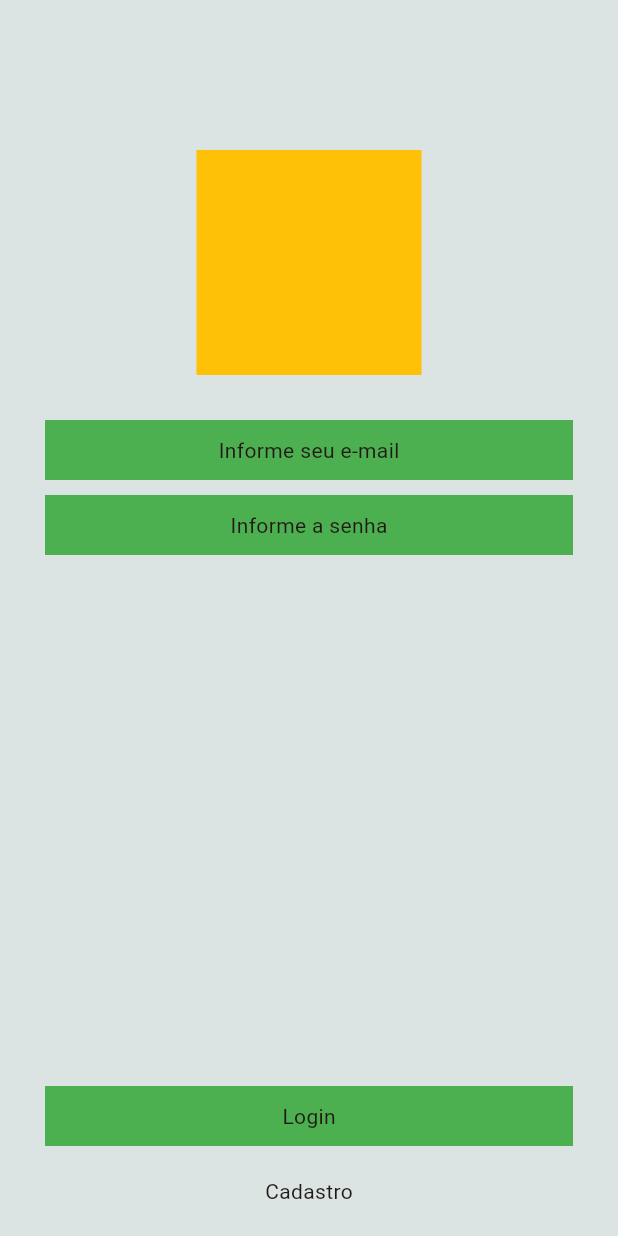
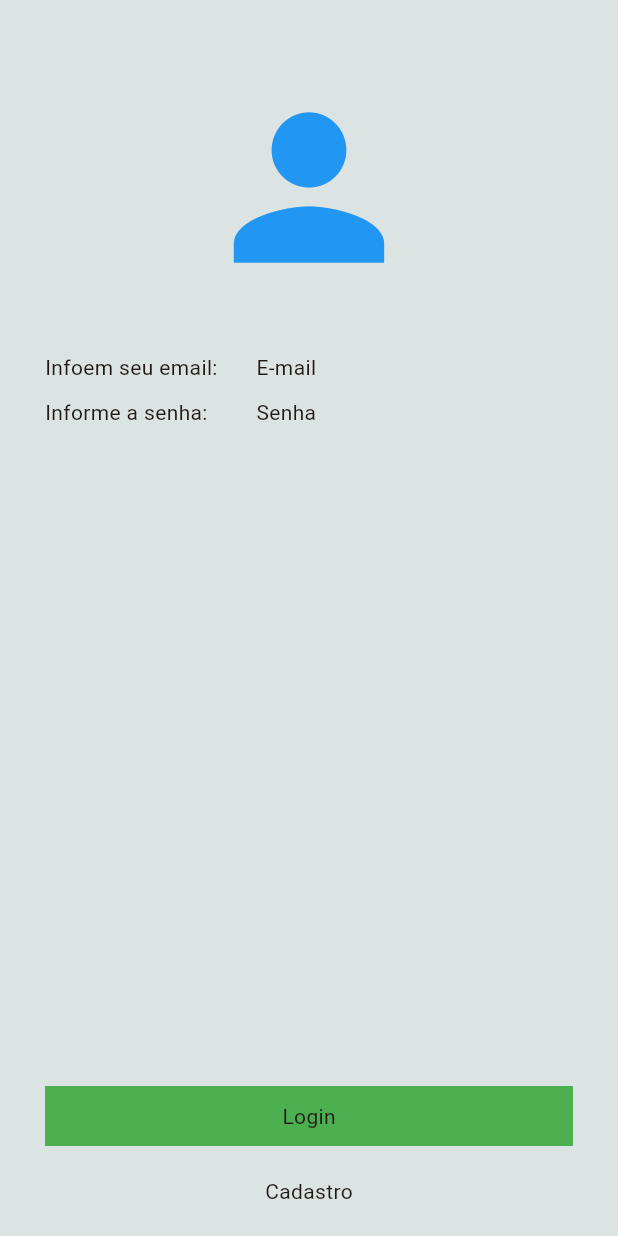
Before and after one commit to RonaldoSMelo/flutter_apps, a Flutter app: the screen it shows after launch, on a phone screen of 412 x 824 dp. Run offline on Flutter 3.47's test engine with Material 3 defaults, Android fonts, the phone set to English and light mode, and no system bars.

Commit message:
Tela de Login modelo

```diff
--- a/flutter_apps/lib/pages/login_page.dart
+++ b/flutter_apps/lib/pages/login_page.dart
@@ -21,11 +21,10 @@ class _LoginPageState extends State<LoginPage> {
               const SizedBox(
                 height: 50,
               ),
-              Container(
-                margin: const EdgeInsets.only(top: 50),
-                width: 150,
-                height: 150,
-                color: Colors.amber,
+              const Icon(
+                Icons.person,
+                size: 150,
+                color: Colors.blue,
               ),
               const SizedBox(
                 height: 30,
@@ -33,21 +32,26 @@ class _LoginPageState extends State<LoginPage> {
               Container(
                 width: double.infinity,
                 margin: const EdgeInsets.symmetric(horizontal: 30),
-                color: Colors.green,
-                height: 40,
+                height: 30,
                 alignment: Alignment.center,
-                child: const Text('Informe seu e-mail'),
-              ),
-              const SizedBox(
-                height: 10,
+                child: const Row(
+                  children: [
+                    Expanded(flex: 2, child: Text('Infoem seu email:')),
+                    Expanded(flex: 3, child: Text('E-mail')),
+                  ],
+                ),
               ),
               Container(
                 width: double.infinity,
                 margin: const EdgeInsets.symmetric(horizontal: 30),
-                color: Colors.green,
-                height: 40,
+                height: 30,
                 alignment: Alignment.center,
-                child: const Text('Informe a senha'),
+                child: const Row(
+                  children: [
+                    Expanded(flex: 2, child: Text('Informe a senha:')),
+                    Expanded(flex: 3, child: Text('Senha')),
+                  ],
+                ),
               ),
               Expanded(child: Container()),
               Container(
```
